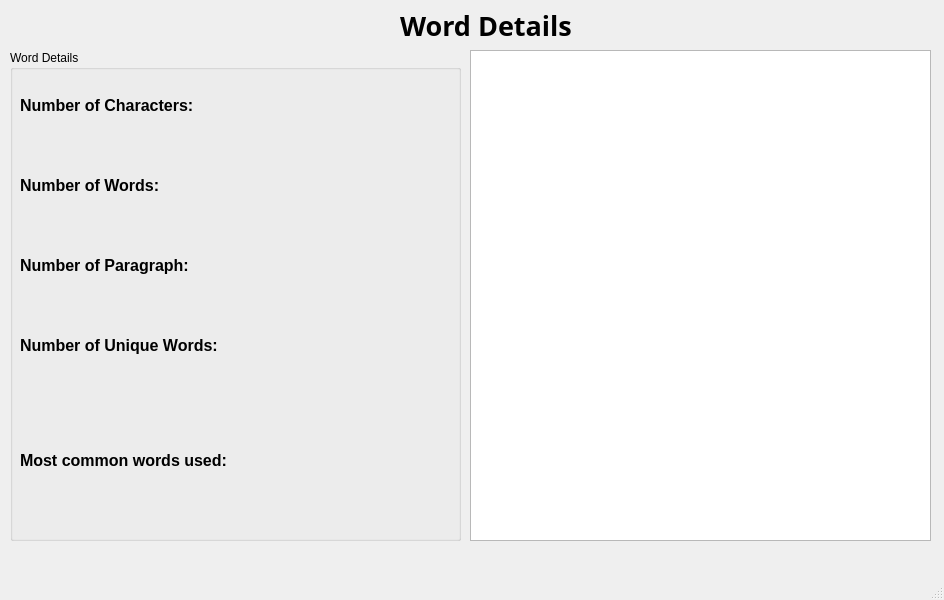
Old version of the form UI/Word_Details.ui in the repository rishav-karanjit/Essay-Grader.
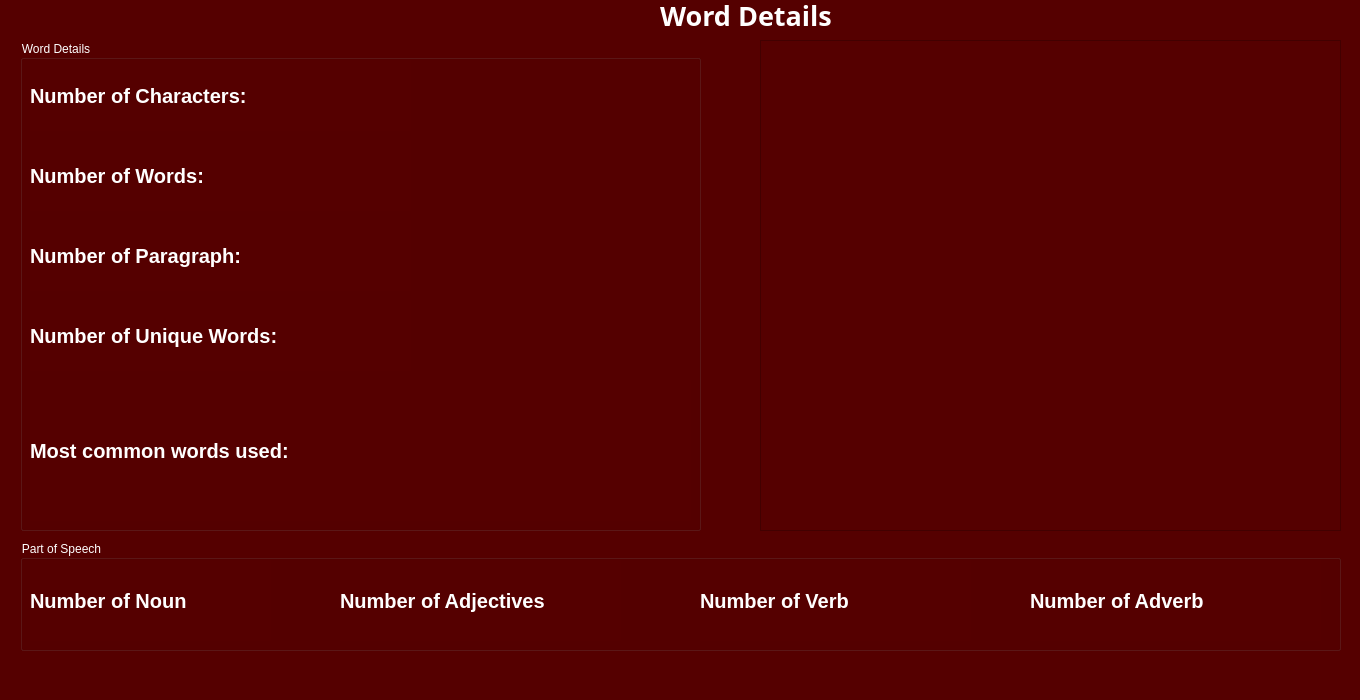
New version of the form.

Commit message: Updated Word details UI

Diff of the .ui file:
```diff
--- a/UI/Word_Details.ui
+++ b/UI/Word_Details.ui
@@ -6,19 +6,26 @@
    <rect>
     <x>0</x>
     <y>0</y>
-    <width>944</width>
-    <height>600</height>
+    <width>1360</width>
+    <height>700</height>
    </rect>
   </property>
   <property name="windowTitle">
    <string>MainWindow</string>
   </property>
+  <property name="autoFillBackground">
+   <bool>false</bool>
+  </property>
+  <property name="styleSheet">
+   <string notr="true">background-color: rgb(85, 0, 0);
+color: rgb(255, 255, 255);</string>
+  </property>
   <widget class="QWidget" name="centralwidget">
    <widget class="QLabel" name="label">
     <property name="geometry">
      <rect>
-      <x>400</x>
-      <y>10</y>
+      <x>660</x>
+      <y>0</y>
       <width>201</width>
       <height>31</height>
      </rect>
@@ -31,6 +38,9 @@
       <bold>true</bold>
      </font>
     </property>
+    <property name="styleSheet">
+     <string notr="true">background-color: rgb(85, 0, 0);</string>
+    </property>
     <property name="text">
      <string>Word Details</string>
     </property>
@@ -38,12 +48,15 @@
    <widget class="QGroupBox" name="groupBox">
     <property name="geometry">
      <rect>
-      <x>10</x>
-      <y>50</y>
-      <width>451</width>
+      <x>20</x>
+      <y>40</y>
+      <width>681</width>
       <height>491</height>
      </rect>
     </property>
+    <property name="styleSheet">
+     <string notr="true">background-color: rgb(85, 0, 0);</string>
+    </property>
     <property name="title">
      <string>Word Details</string>
     </property>
@@ -52,7 +65,7 @@
       <rect>
        <x>10</x>
        <y>20</y>
-       <width>431</width>
+       <width>381</width>
        <height>71</height>
       </rect>
      </property>
@@ -62,7 +75,7 @@
         <property name="font">
          <font>
           <family>MS Sans Serif</family>
-          <pointsize>12</pointsize>
+          <pointsize>15</pointsize>
           <weight>75</weight>
           <bold>true</bold>
          </font>
@@ -93,7 +106,7 @@
       <rect>
        <x>10</x>
        <y>100</y>
-       <width>431</width>
+       <width>381</width>
        <height>71</height>
       </rect>
      </property>
@@ -103,7 +116,7 @@
         <property name="font">
          <font>
           <family>MS Sans Serif</family>
-          <pointsize>12</pointsize>
+          <pointsize>15</pointsize>
           <weight>75</weight>
           <bold>true</bold>
          </font>
@@ -134,7 +147,7 @@
       <rect>
        <x>10</x>
        <y>180</y>
-       <width>431</width>
+       <width>381</width>
        <height>71</height>
       </rect>
      </property>
@@ -144,7 +157,7 @@
         <property name="font">
          <font>
           <family>MS Sans Serif</family>
-          <pointsize>12</pointsize>
+          <pointsize>15</pointsize>
           <weight>75</weight>
           <bold>true</bold>
          </font>
@@ -175,7 +188,7 @@
       <rect>
        <x>10</x>
        <y>260</y>
-       <width>431</width>
+       <width>381</width>
        <height>71</height>
       </rect>
      </property>
@@ -185,7 +198,7 @@
         <property name="font">
          <font>
           <family>MS Sans Serif</family>
-          <pointsize>12</pointsize>
+          <pointsize>15</pointsize>
           <weight>75</weight>
           <bold>true</bold>
          </font>
@@ -216,7 +229,7 @@
       <rect>
        <x>10</x>
        <y>340</y>
-       <width>431</width>
+       <width>661</width>
        <height>141</height>
       </rect>
      </property>
@@ -226,11 +239,14 @@
         <property name="font">
          <font>
           <family>MS Sans Serif</family>
-          <pointsize>12</pointsize>
+          <pointsize>15</pointsize>
           <weight>75</weight>
           <bold>true</bold>
          </font>
         </property>
+        <property name="styleSheet">
+         <string notr="true">background-color: rgb(85, 0, 0);</string>
+        </property>
         <property name="text">
          <string>Most common words used:</string>
         </property>
@@ -245,6 +261,9 @@
           <bold>true</bold>
          </font>
         </property>
+        <property name="styleSheet">
+         <string notr="true">background-color: rgb(85, 0, 0);</string>
+        </property>
         <property name="text">
          <string/>
         </property>
@@ -256,12 +275,197 @@
    <widget class="QPlainTextEdit" name="essay">
     <property name="geometry">
      <rect>
-      <x>470</x>
-      <y>50</y>
-      <width>461</width>
+      <x>760</x>
+      <y>40</y>
+      <width>581</width>
       <height>491</height>
      </rect>
     </property>
+    <property name="font">
+     <font>
+      <pointsize>14</pointsize>
+     </font>
+    </property>
+    <property name="styleSheet">
+     <string notr="true">border-color: rgb(255, 255, 255);</string>
+    </property>
+   </widget>
+   <widget class="QGroupBox" name="groupBox_2">
+    <property name="geometry">
+     <rect>
+      <x>20</x>
+      <y>540</y>
+      <width>1321</width>
+      <height>111</height>
+     </rect>
+    </property>
+    <property name="title">
+     <string>Part of Speech</string>
+    </property>
+    <widget class="QWidget" name="horizontalLayoutWidget_6">
+     <property name="geometry">
+      <rect>
+       <x>10</x>
+       <y>20</y>
+       <width>241</width>
+       <height>81</height>
+      </rect>
+     </property>
+     <layout class="QHBoxLayout" name="horizontalLayout_6">
+      <item>
+       <widget class="QLabel" name="label_8">
+        <property name="font">
+         <font>
+          <family>MS Sans Serif</family>
+          <pointsize>15</pointsize>
+          <weight>75</weight>
+          <bold>true</bold>
+         </font>
+        </property>
+        <property name="text">
+         <string>Number of Noun</string>
+        </property>
+       </widget>
+      </item>
+      <item>
+       <widget class="QLabel" name="No_of_noun">
+        <property name="font">
+         <font>
+          <pointsize>12</pointsize>
+          <weight>75</weight>
+          <bold>true</bold>
+         </font>
+        </property>
+        <property name="text">
+         <string/>
+        </property>
+       </widget>
+      </item>
+     </layout>
+    </widget>
+    <widget class="QWidget" name="horizontalLayoutWidget_7">
+     <property name="geometry">
+      <rect>
+       <x>320</x>
+       <y>20</y>
+       <width>281</width>
+       <height>81</height>
+      </rect>
+     </property>
+     <layout class="QHBoxLayout" name="horizontalLayout_7">
+      <item>
+       <widget class="QLabel" name="label_9">
+        <property name="font">
+         <font>
+          <family>MS Sans Serif</family>
+          <pointsize>15</pointsize>
+          <weight>75</weight>
+          <bold>true</bold>
+         </font>
+        </property>
+        <property name="text">
+         <string>Number of Adjectives</string>
+        </property>
+       </widget>
+      </item>
+      <item>
+       <widget class="QLabel" name="No_of_adj">
+        <property name="font">
+         <font>
+          <pointsize>12</pointsize>
+          <weight>75</weight>
+          <bold>true</bold>
+         </font>
+        </property>
+        <property name="text">
+         <string/>
+        </property>
+       </widget>
+      </item>
+     </layout>
+    </widget>
+    <widget class="QWidget" name="horizontalLayoutWidget_8">
+     <property name="geometry">
+      <rect>
+       <x>680</x>
+       <y>20</y>
+       <width>271</width>
+       <height>81</height>
+      </rect>
+     </property>
+     <layout class="QHBoxLayout" name="horizontalLayout_8">
+      <item>
+       <widget class="QLabel" name="label_10">
+        <property name="font">
+         <font>
+          <family>MS Sans Serif</family>
+          <pointsize>15</pointsize>
+          <weight>75</weight>
+          <bold>true</bold>
+         </font>
+        </property>
+        <property name="text">
+         <string>Number of Verb</string>
+        </property>
+       </widget>
+      </item>
+      <item>
+       <widget class="QLabel" name="No_of_verb">
+        <property name="font">
+         <font>
+          <pointsize>12</pointsize>
+          <weight>75</weight>
+          <bold>true</bold>
+         </font>
+        </property>
+        <property name="text">
+         <string/>
+        </property>
+       </widget>
+      </item>
+     </layout>
+    </widget>
+    <widget class="QWidget" name="horizontalLayoutWidget_9">
+     <property name="geometry">
+      <rect>
+       <x>1010</x>
+       <y>20</y>
+       <width>291</width>
+       <height>81</height>
+      </rect>
+     </property>
+     <layout class="QHBoxLayout" name="horizontalLayout_9">
+      <item>
+       <widget class="QLabel" name="label_11">
+        <property name="font">
+         <font>
+          <family>MS Sans Serif</family>
+          <pointsize>15</pointsize>
+          <weight>75</weight>
+          <bold>true</bold>
+         </font>
+        </property>
+        <property name="text">
+         <string>Number of Adverb</string>
+        </property>
+       </widget>
+      </item>
+      <item>
+       <widget class="QLabel" name="No_of_adverb">
+        <property name="font">
+         <font>
+          <pointsize>12</pointsize>
+          <weight>75</weight>
+          <bold>true</bold>
+         </font>
+        </property>
+        <property name="text">
+         <string/>
+        </property>
+       </widget>
+      </item>
+     </layout>
+    </widget>
    </widget>
   </widget>
   <widget class="QMenuBar" name="menubar">
```
Left out of the diff: 2 changed lines with no effect on the pictures. The commit also changes 6 other files.
